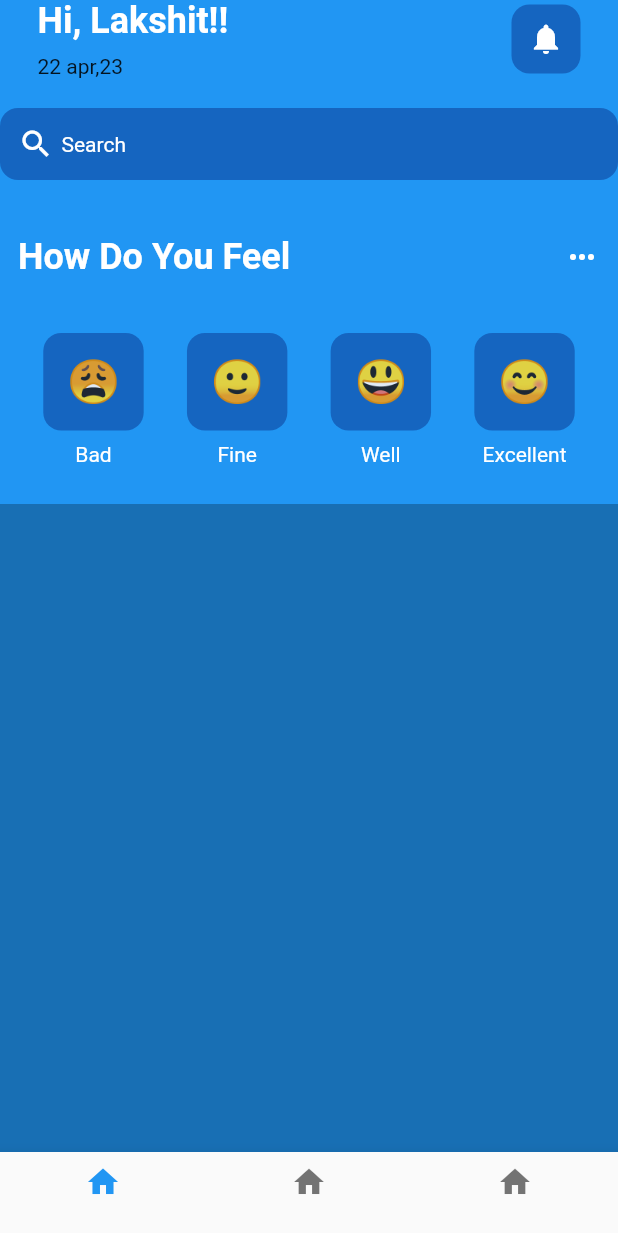
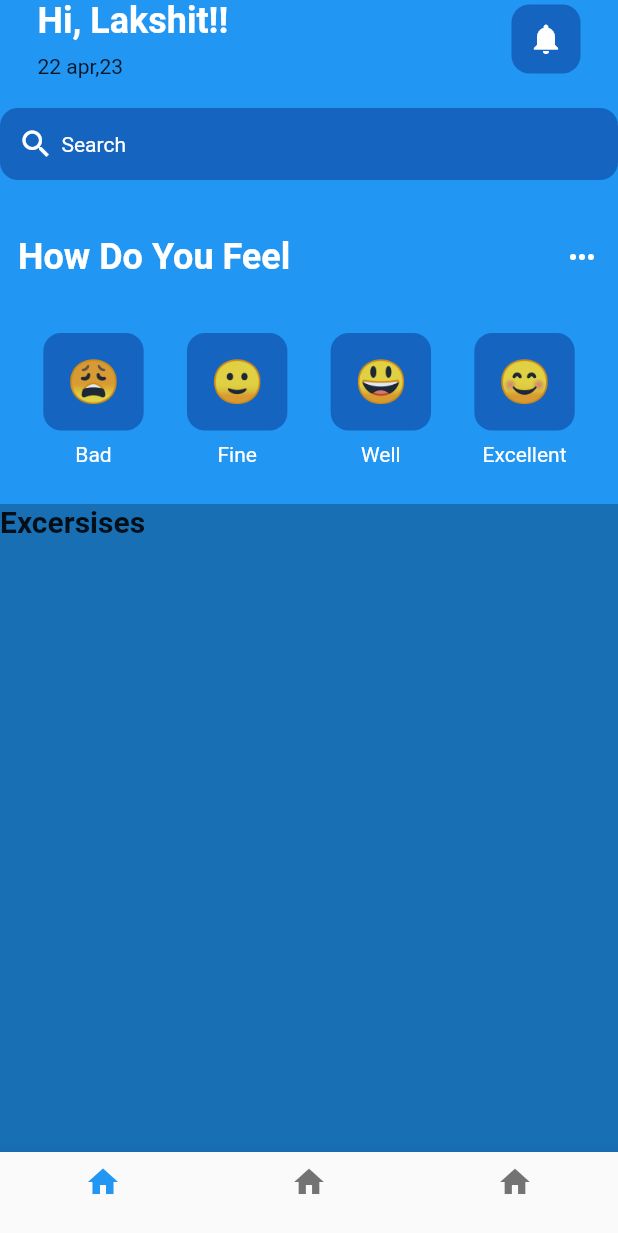
Before and after one commit to Lakshlakshit/mentalhealthapp, a Flutter app: the Homepage screen opened directly, on a phone screen of 412 x 824 dp. Shown: the top 1233 px of the screen. Run offline on Flutter 3.47's test engine with Material 2 defaults, Android fonts, the phone set to English and light mode, and no system bars.

```diff
--- a/lib/pages/home_page.dart
+++ b/lib/pages/home_page.dart
@@ -212,6 +212,22 @@ class _HomepageState extends State<Homepage> {
             Expanded(
               child: Container(
                 color: Colors.black26,
+                child: Center(
+                  child: Column(
+                    children: [
+                      Row(
+                        mainAxisAlignment: MainAxisAlignment.spaceBetween,
+                        children: [
+                          Text(
+                            'Excersises',
+                            style: TextStyle(
+                                fontWeight: FontWeight.bold, fontSize: 20),
+                          )
+                        ],
+                      )
+                    ],
+                  ),
+                ),
               ),
             )
           ],
--- a/pubspec.yaml
+++ b/pubspec.yaml
@@ -60,9 +60,8 @@ flutter:
   uses-material-design: true
 
   # To add assets to your application, add an assets section, like this:
-  # assets:
-  #   - images/a_dot_burr.jpeg
-  #   - images/a_dot_ham.jpeg
+  assets :
+    - assets/images/
 
   # An image asset can refer to one or more resolution-specific "variants", see
   # https://flutter.dev/assets-and-images/#resolution-aware
```
Also changed, not shown: lib/main.dart (+5 -3 lines), lib/pages/signin_page.dart (added, +49 -0 lines), lib/util/colors_utils.dart (added, +9 -0 lines), assets/images/logo2.jpeg (added), assets/logo1.png (added), lib/pages/signup_page.dart (added).
